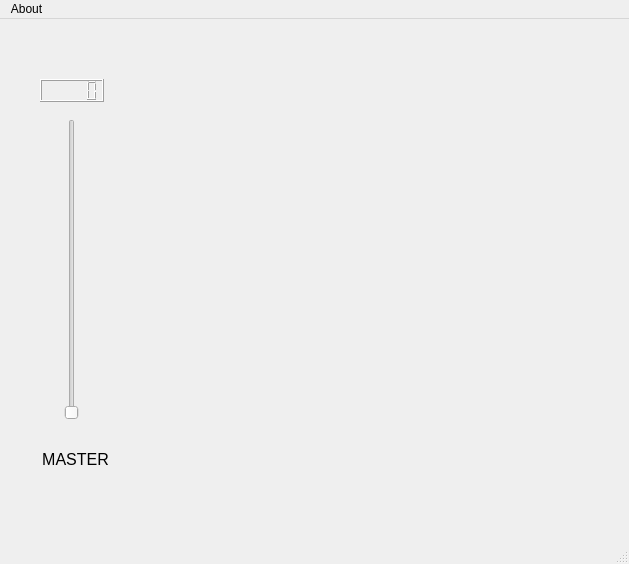
Before: the Qt Designer form main.ui in wishmerhill/ua100mix, drawn with Qt 5.
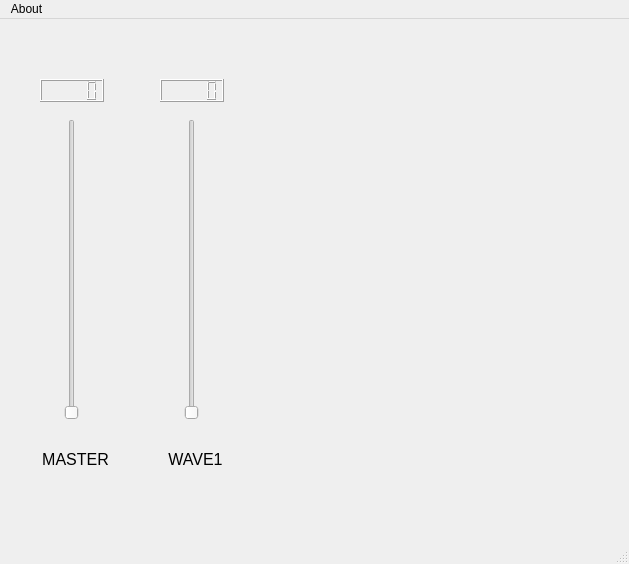
After: the same form once the commit is applied.

Diff of the .ui file:
```diff
--- a/main.ui
+++ b/main.ui
@@ -65,6 +65,57 @@
      <string>&lt;html&gt;&lt;head/&gt;&lt;body&gt;&lt;p align=&quot;center&quot;&gt;&lt;span style=&quot; font-size:12pt;&quot;&gt;MASTER&lt;/span&gt;&lt;/p&gt;&lt;/body&gt;&lt;/html&gt;</string>
     </property>
    </widget>
+   <widget class="QLabel" name="wave1Label">
+    <property name="geometry">
+     <rect>
+      <x>140</x>
+      <y>430</y>
+      <width>111</width>
+      <height>21</height>
+     </rect>
+    </property>
+    <property name="styleSheet">
+     <string notr="true"/>
+    </property>
+    <property name="text">
+     <string>&lt;html&gt;&lt;head/&gt;&lt;body&gt;&lt;p align=&quot;center&quot;&gt;&lt;span style=&quot; font-size:12pt;&quot;&gt;WAVE1&lt;/span&gt;&lt;/p&gt;&lt;/body&gt;&lt;/html&gt;</string>
+    </property>
+   </widget>
+   <widget class="QSlider" name="Wave1">
+    <property name="geometry">
+     <rect>
+      <x>180</x>
+      <y>100</y>
+      <width>23</width>
+      <height>301</height>
+     </rect>
+    </property>
+    <property name="maximum">
+     <number>127</number>
+    </property>
+    <property name="value">
+     <number>0</number>
+    </property>
+    <property name="orientation">
+     <enum>Qt::Vertical</enum>
+    </property>
+    <property name="channel" stdset="0">
+     <number>0</number>
+    </property>
+    <property name="parameter" stdset="0">
+     <number>0</number>
+    </property>
+   </widget>
+   <widget class="QLCDNumber" name="Wave1Lcd">
+    <property name="geometry">
+     <rect>
+      <x>160</x>
+      <y>60</y>
+      <width>64</width>
+      <height>23</height>
+     </rect>
+    </property>
+   </widget>
    <zorder>MasterLineLcd</zorder>
    <zorder>MasterLine</zorder>
    <zorder>masterLabel</zorder>
```
Left out of the diff: 3 changed lines with no effect on the pictures.
